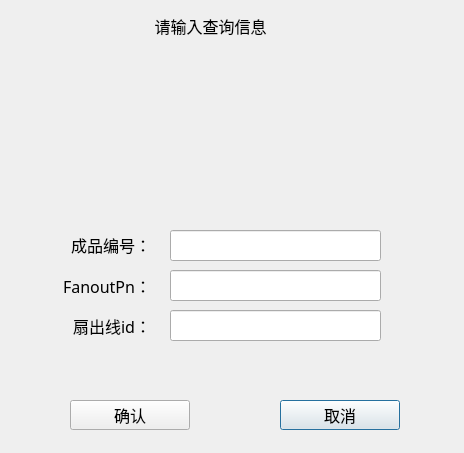
The window that FiberBox/logs/log_logquerydlg.ui (ChinaClever/PM-Tool) describes before a commit, drawn with Qt 5.
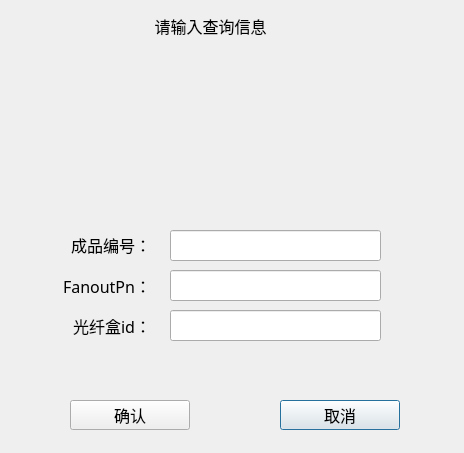
The same window after the commit.

```diff
--- a/FiberBox/logs/log_logquerydlg.ui
+++ b/FiberBox/logs/log_logquerydlg.ui
@@ -186,7 +186,7 @@
     <string notr="true"/>
    </property>
    <property name="text">
-    <string>扇出线id：</string>
+    <string>光纤盒id：</string>
    </property>
    <property name="alignment">
     <set>Qt::AlignRight|Qt::AlignTrailing|Qt::AlignVCenter</set>
```
Left out of the diff: 2 changed lines with no effect on the pictures.
